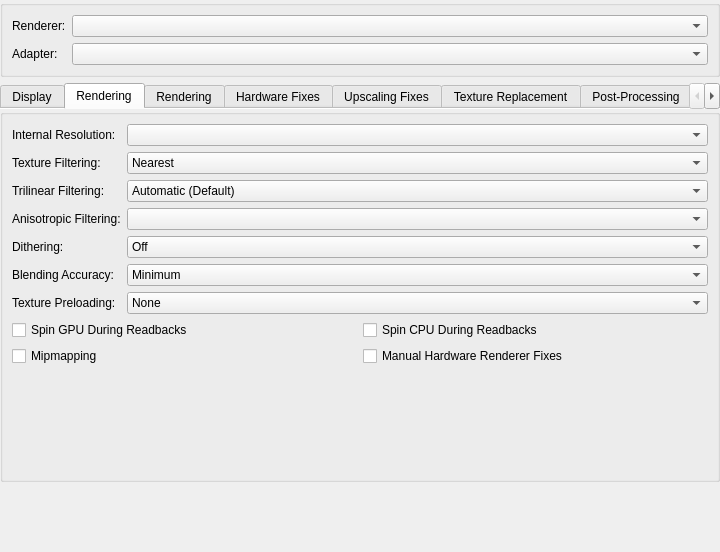
This is pcsx2-qt/Settings/GraphicsSettingsWidget.ui in PCSX2/pcsx2 as Qt 5 draws it before an edit. The edited form follows.
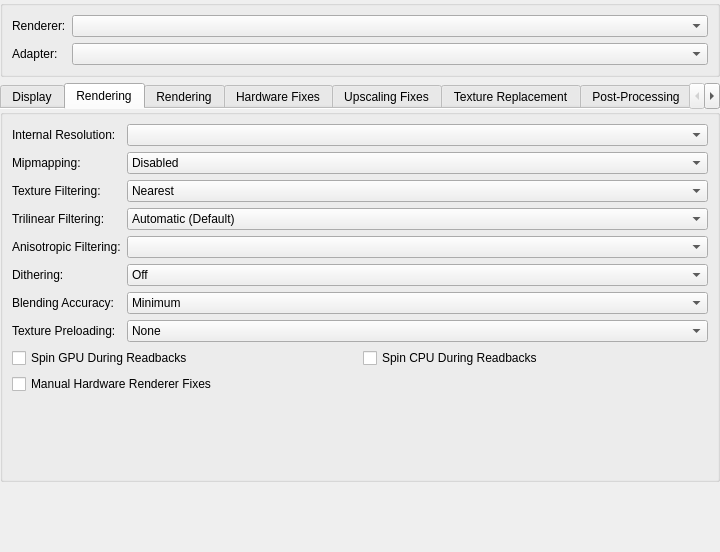
This is the edited form. The open tabs and pages were chosen to show the change.

Commit message: GS/HW: Add all levels/unclamped mipmap modes

```diff
--- a/pcsx2-qt/Settings/GraphicsSettingsWidget.ui
+++ b/pcsx2-qt/Settings/GraphicsSettingsWidget.ui
@@ -644,13 +644,6 @@
            </property>
           </widget>
          </item>
-         <item row="1" column="0">
-          <widget class="QCheckBox" name="mipmapping">
-           <property name="text">
-            <string>Mipmapping</string>
-           </property>
-          </widget>
-         </item>
          <item row="0" column="1">
           <widget class="QCheckBox" name="spinCPUDuringReadbacks">
            <property name="text">
@@ -658,7 +651,7 @@
            </property>
           </widget>
          </item>
-         <item row="1" column="1">
+         <item row="1" column="0">
           <widget class="QCheckBox" name="enableHWFixes">
            <property name="text">
             <string>Manual Hardware Renderer Fixes</string>
@@ -667,6 +660,37 @@
          </item>
         </layout>
        </item>
+       <item row="1" column="0">
+        <widget class="QLabel" name="hwMipmappingLabel">
+         <property name="text">
+          <string>Mipmapping:</string>
+         </property>
+        </widget>
+       </item>
+       <item row="1" column="1">
+        <widget class="QComboBox" name="hwMipmapMode">
+         <item>
+          <property name="text">
+           <string>Disabled</string>
+          </property>
+         </item>
+         <item>
+          <property name="text">
+           <string>Enabled</string>
+          </property>
+         </item>
+         <item>
+          <property name="text">
+           <string>All Levels</string>
+          </property>
+         </item>
+         <item>
+          <property name="text">
+           <string>Unclamped</string>
+          </property>
+         </item>
+        </widget>
+       </item>
       </layout>
      </widget>
      <widget class="QWidget" name="softwareRenderingTab">
```
The commit also changes 11 other files.
